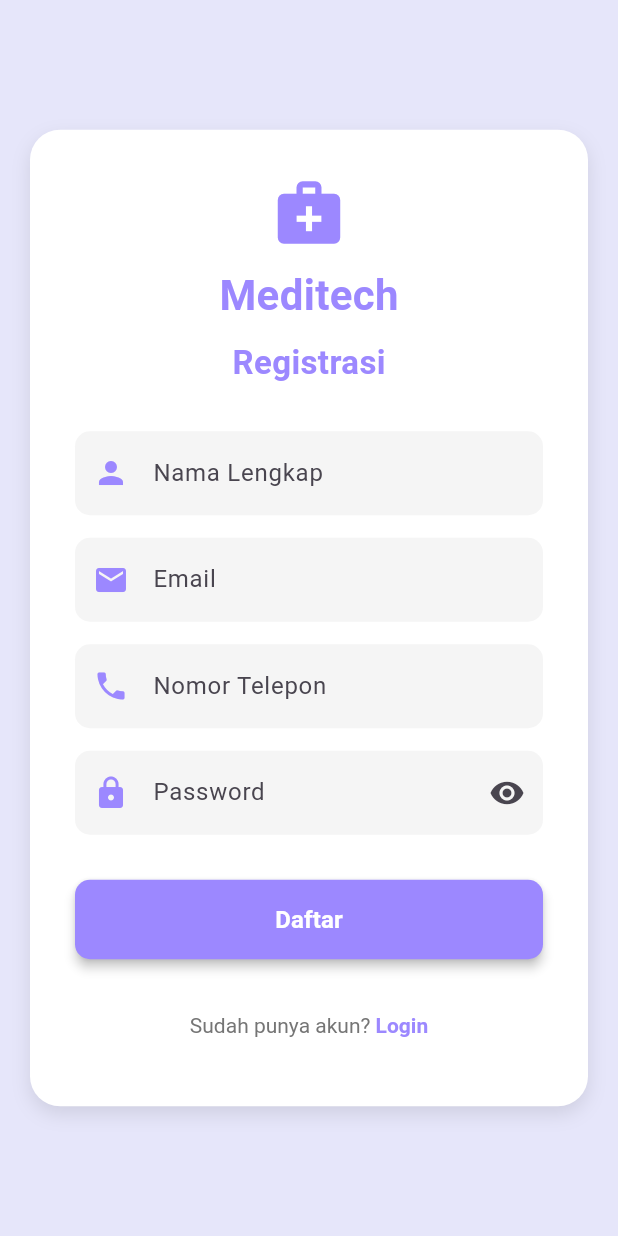
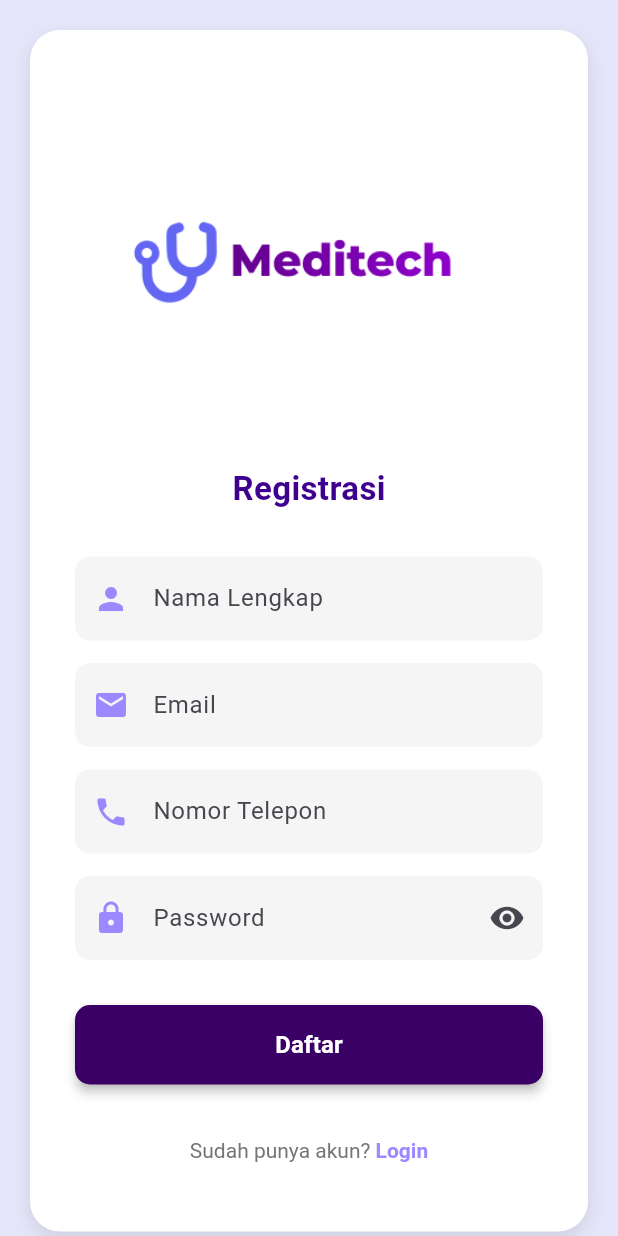
Before and after one commit to Ilham88yaa/meditech_mobile, a Flutter app: the screen it shows after launch, after a tap on "Mulai", on a phone screen of 412 x 824 dp. Run offline on Flutter 3.47's test engine with Material 3 defaults, Android fonts, the light colour scheme and no system bars.

```diff
--- a/lib/screens/register_screen.dart
+++ b/lib/screens/register_screen.dart
@@ -90,7 +90,7 @@ class _RegisterScreenState extends State<RegisterScreen> {
                 Navigator.pushReplacementNamed(context, '/login');
               },
               style: ElevatedButton.styleFrom(
-                backgroundColor: Color(0xFF9C88FF),
+                backgroundColor: Color(0xFF7B2CBF),
                 shape: RoundedRectangleBorder(
                   borderRadius: BorderRadius.circular(10),
                 ),
@@ -140,19 +140,11 @@ class _RegisterScreenState extends State<RegisterScreen> {
                   mainAxisSize: MainAxisSize.min,
                   children: [
                     // Logo and Title
-                    Icon(
-                      Icons.medical_services,
-                      size: 50,
-                      color: Color(0xFF9C88FF),
-                    ),
-                    SizedBox(height: 10),
-                    Text(
-                      'Meditech',
-                      style: TextStyle(
-                        fontSize: 28,
-                        fontWeight: FontWeight.bold,
-                        color: Color(0xFF9C88FF),
-                      ),
+                    Image.asset(
+                    'assets/images/logo.png',
+                    width: 250,
+                    height: 250,
+                    fit: BoxFit.contain,
                     ),
                     SizedBox(height: 10),
                     Text(
@@ -160,7 +152,7 @@ class _RegisterScreenState extends State<RegisterScreen> {
                       style: TextStyle(
                         fontSize: 22,
                         fontWeight: FontWeight.bold,
-                        color: Color(0xFF9C88FF),
+                        color: Color.fromARGB(255, 62, 1, 143),
                       ),
                     ),
                     SizedBox(height: 30),
@@ -249,7 +241,7 @@ class _RegisterScreenState extends State<RegisterScreen> {
                       child: ElevatedButton(
                         onPressed: _isLoading ? null : _register,
                         style: ElevatedButton.styleFrom(
-                          backgroundColor: Color(0xFF9C88FF),
+                          backgroundColor: Color.fromARGB(255, 59, 0, 101),
                           padding: EdgeInsets.symmetric(vertical: 15),
                           shape: RoundedRectangleBorder(
                             borderRadius: BorderRadius.circular(10),
--- a/lib/screens/splash_screen.dart
+++ b/lib/screens/splash_screen.dart
@@ -5,69 +5,44 @@ class SplashScreen extends StatelessWidget {
   @override
   Widget build(BuildContext context) {
     return Scaffold(
-      backgroundColor: Color(0xFF9C88FF),
+      backgroundColor: Colors.white, // Changed to white background like in the image
       body: Center(
         child: Column(
           mainAxisAlignment: MainAxisAlignment.center,
           children: [
-            // Logo Container
-            Container(
-              width: 100,
-              height: 100,
-              decoration: BoxDecoration(
-                color: Colors.white,
-                borderRadius: BorderRadius.circular(25),
-                boxShadow: [
-                  BoxShadow(
-                    color: Colors.black.withOpacity(0.1),
-                    blurRadius: 10,
-                    offset: Offset(0, 5),
-                  ),
-                ],
-              ),
-              child: Icon(
-                Icons.medical_services,
-                size: 50,
-                color: Color(0xFF9C88FF),
-              ),
-            ),
-            SizedBox(height: 30),
-
-            // App Name
-            Text(
-              'Meditech',
-              style: TextStyle(
-                fontSize: 36,
-                fontWeight: FontWeight.bold,
-                color: Colors.white,
-                letterSpacing: 2,
-              ),
+            // Logo Container - Updated to match the stethoscope design
+            // Show logo.png as icon above the stethoscope
+            Image.asset(
+              'assets/images/logo.png',
+              width: 250,
+              height: 250,
+              fit: BoxFit.contain,
             ),
             SizedBox(height: 10),
 
-            // Subtitle
-            Text(
-              'Solusi Kesehatan Digital',
-              style: TextStyle(
-                fontSize: 16,
-                color: Colors.white.withOpacity(0.8),
-              ),
-            ),
+            // Subtitle - Removed as it's not in the image
+            // Text(
+            //   'Solusi Kesehatan Digital',
+            //   style: TextStyle(
+            //     fontSize: 16,
+            //     color: Colors.white.withOpacity(0.8),
+            //   ),
+            // ),
             SizedBox(height: 80),
 
-            // Start Button
+            // Start Button - Updated styling
             ElevatedButton(
               onPressed: () {
                 Navigator.pushReplacementNamed(context, '/register');
               },
               style: ElevatedButton.styleFrom(
-                backgroundColor: Colors.white,
-                foregroundColor: Color(0xFF9C88FF),
+                backgroundColor: Color.fromARGB(255, 63, 0, 117), // Purple background
+                foregroundColor: Colors.white,
                 padding: EdgeInsets.symmetric(horizontal: 50, vertical: 15),
                 shape: RoundedRectangleBorder(
                   borderRadius: BorderRadius.circular(30),
                 ),
-                elevation: 5,
+                elevation: 3,
               ),
               child: Text(
                 'Mulai',
@@ -79,7 +54,7 @@ class SplashScreen extends StatelessWidget {
             ),
             SizedBox(height: 20),
 
-            // Login Link
+            // Login Link - Updated color
             TextButton(
               onPressed: () {
                 Navigator.pushNamed(context, '/login');
@@ -87,7 +62,7 @@ class SplashScreen extends StatelessWidget {
               child: Text(
                 'Sudah punya akun? Login',
                 style: TextStyle(
-                  color: Colors.white,
+                  color: Color.fromARGB(255, 19, 15, 22), // Purple color
                   fontSize: 16,
                 ),
               ),
@@ -98,3 +73,47 @@ class SplashScreen extends StatelessWidget {
     );
   }
 }
+
+// Custom painter for stethoscope icon to match the design
+class StethoscopePainter extends CustomPainter {
+  @override
+  void paint(Canvas canvas, Size size) {
+    final Paint paint = Paint()
+      ..color = Color(0xFF6C5CE7) // Blue color for stethoscope
+      ..strokeWidth = 3.0
+      ..style = PaintingStyle.stroke
+      ..strokeCap = StrokeCap.round;
+
+    final Paint fillPaint = Paint()
+      ..color = Color(0xFF6C5CE7)
+      ..style = PaintingStyle.fill;
+
+    // Draw stethoscope earpieces
+    canvas.drawCircle(Offset(size.width * 0.2, size.height * 0.2), 4, fillPaint);
+    canvas.drawCircle(Offset(size.width * 0.8, size.height * 0.2), 4, fillPaint);
+
+    // Draw stethoscope tubes
+    Path leftTube = Path();
+    leftTube.moveTo(size.width * 0.2, size.height * 0.2);
+    leftTube.quadraticBezierTo(
+      size.width * 0.3, size.height * 0.4,
+      size.width * 0.5, size.height * 0.6
+    );
+    canvas.drawPath(leftTube, paint);
+
+    Path rightTube = Path();
+    rightTube.moveTo(size.width * 0.8, size.height * 0.2);
+    rightTube.quadraticBezierTo(
+      size.width * 0.7, size.height * 0.4,
+      size.width * 0.5, size.height * 0.6
+    );
+    canvas.drawPath(rightTube, paint);
+
+    // Draw chest piece
+    canvas.drawCircle(Offset(size.width * 0.5, size.height * 0.75), 8, paint);
+    canvas.drawCircle(Offset(size.width * 0.5, size.height * 0.75), 5, fillPaint);
+  }
+
+  @override
+  bool shouldRepaint(CustomPainter oldDelegate) => false;
+}
--- a/pubspec.yaml
+++ b/pubspec.yaml
@@ -18,3 +18,6 @@ dev_dependencies:
 
 flutter:
   uses-material-design: true
+
+  assets:
+    - assets/images/
```
Also changed, not shown: lib/screens/home_screen.dart (+14 -14 lines), lib/screens/login_screen.dart (+11 -18 lines), assets/images/booking.png (added), assets/images/jadwalkonsultasi.png (added), assets/images/logo.png (added), assets/images/rekammedis.png (added).
